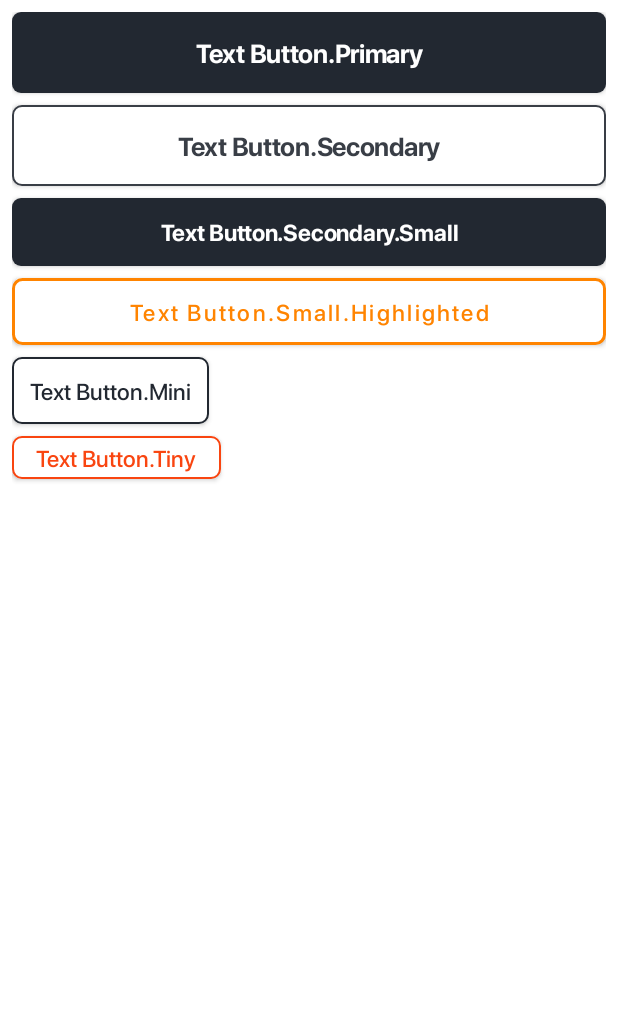
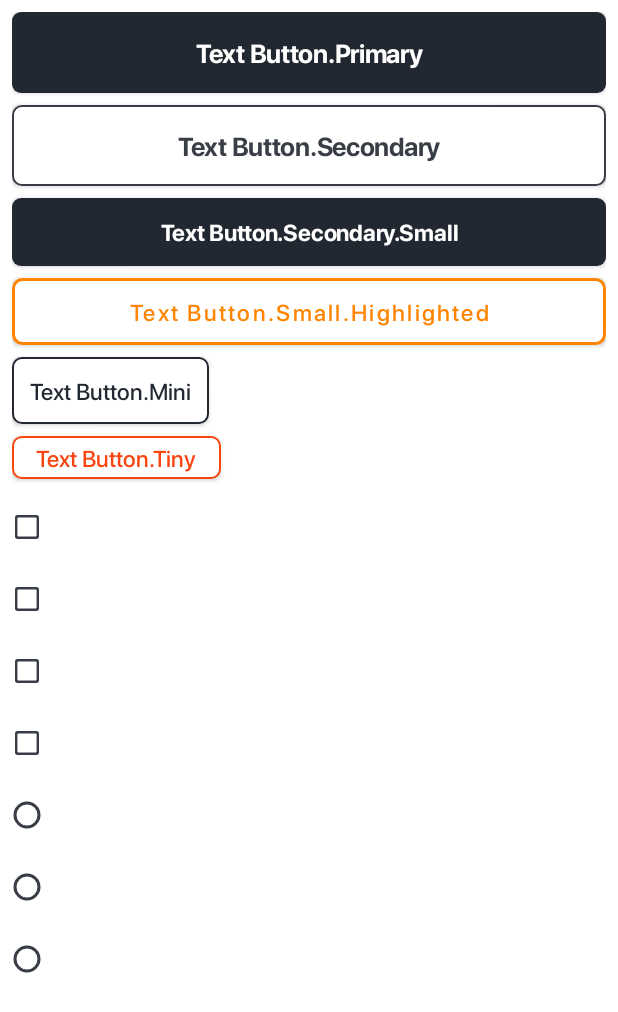
Before and after one commit to temyco/coffee-shop-kotlin, an Android app: the screen it shows after launch (MainActivity), on a phone screen of 412 x 824 dp. Shown: the top 1012 px of the screen. Run offline under Robolectric (Android 15) with nearby library versions, the phone set to English and light mode, and no system bars.

Commit message:
revertme: Add Checkboxes & Radio Buttons the the screen

```diff
--- a/app/src/main/res/layout/activity_main.xml
+++ b/app/src/main/res/layout/activity_main.xml
@@ -1,6 +1,5 @@
 <?xml version="1.0" encoding="utf-8"?>
 <androidx.constraintlayout.widget.ConstraintLayout xmlns:android="http://schemas.android.com/apk/res/android"
-    xmlns:app="http://schemas.android.com/apk/res-auto"
     xmlns:tools="http://schemas.android.com/tools"
     android:layout_width="match_parent"
     android:layout_height="match_parent"
@@ -46,6 +45,49 @@
             style="@style/Button.Tiny"
             android:id="@+id/button6"
             android:text="Text Button.Tiny" />
+
+        <LinearLayout
+            android:layout_marginTop="8dp"
+            android:orientation="vertical"
+            android:layout_width="match_parent"
+            android:layout_height="wrap_content">
+
+            <androidx.appcompat.widget.AppCompatCheckBox
+                style="@style/CoffeeShop.CheckBox"
+                tools:text="Checkbox"/>
+
+            <androidx.appcompat.widget.AppCompatCheckBox
+                style="@style/CoffeeShop.CheckBox"
+                tools:text="Checkbox"/>
+
+            <androidx.appcompat.widget.AppCompatCheckBox
+                style="@style/CoffeeShop.CheckBox"
+                tools:text="Checkbox"/>
+
+            <androidx.appcompat.widget.AppCompatCheckBox
+                style="@style/CoffeeShop.CheckBox"
+                tools:text="Checkbox"/>
+        </LinearLayout>
+
+        <RadioGroup
+            android:layout_width="match_parent"
+            android:layout_height="wrap_content">
+
+            <androidx.appcompat.widget.AppCompatRadioButton
+                style="@style/CoffeeShop.RadioButton"
+                tools:text="RadioButton"
+                />
+
+            <androidx.appcompat.widget.AppCompatRadioButton
+                style="@style/CoffeeShop.RadioButton"
+                tools:text="RadioButton"
+                />
+
+            <androidx.appcompat.widget.AppCompatRadioButton
+                style="@style/CoffeeShop.RadioButton"
+                tools:text="RadioButton"
+                />
+        </RadioGroup>
     </LinearLayout>
 
 
```
